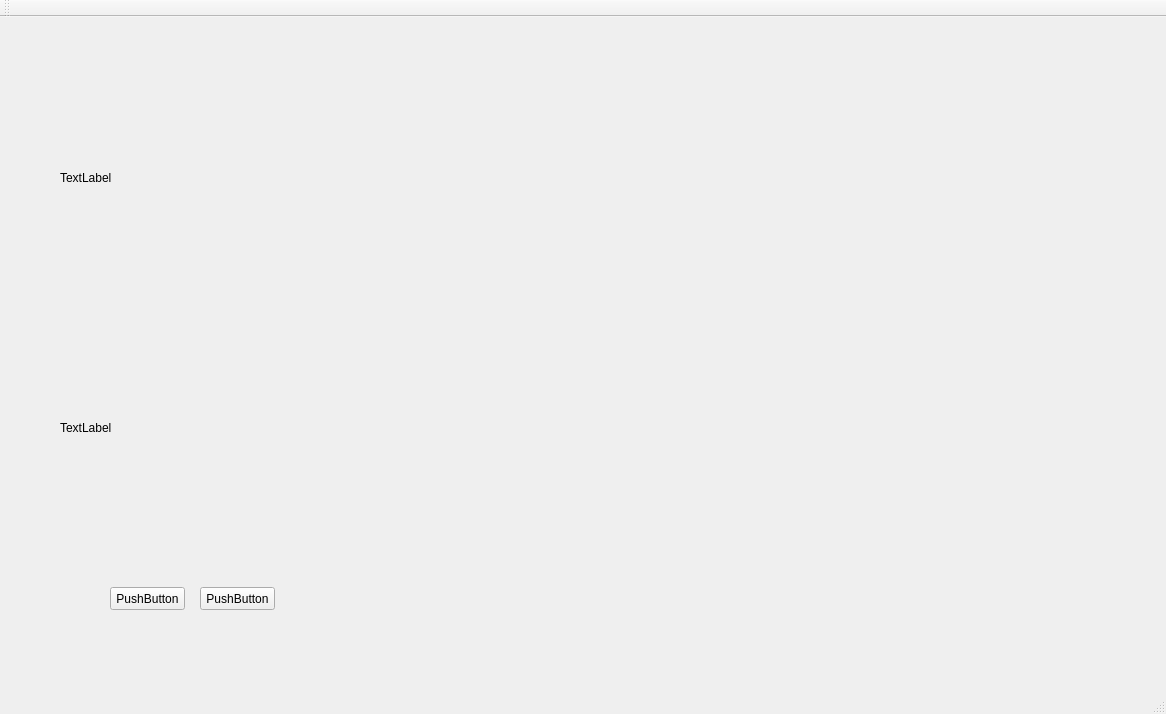
First picture: the form in mainwindow.ui, repository heathen557/show3DPointCloud, before the edit.
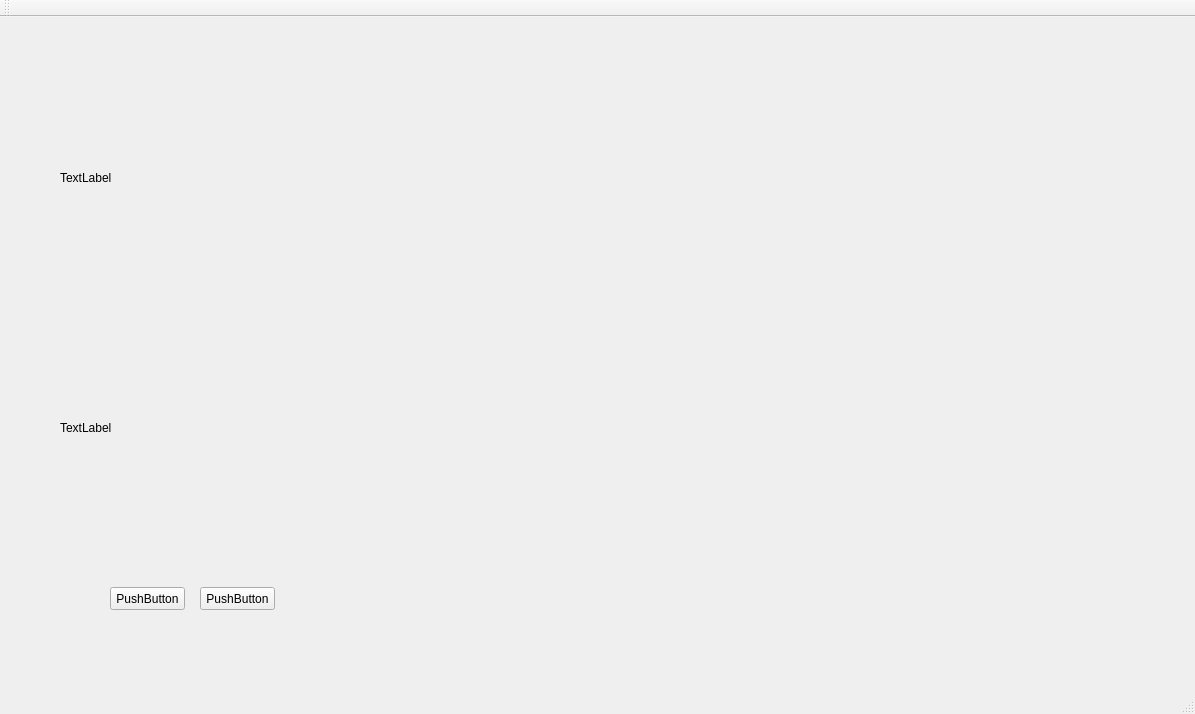
Second picture: the form after the edit. Custom widgets are drawn as their Qt base class.

Commit message: 1、驱动正常版本； 2、添加的点云颜色正常版本 3、新界面修改之前的版本

```diff
--- a/mainwindow.ui
+++ b/mainwindow.ui
@@ -6,7 +6,7 @@
    <rect>
     <x>0</x>
     <y>0</y>
-    <width>1166</width>
+    <width>1195</width>
     <height>714</height>
    </rect>
   </property>
```
Left out of the diff: 2 changed lines with no effect on the pictures. The commit also changes 6 other files.
